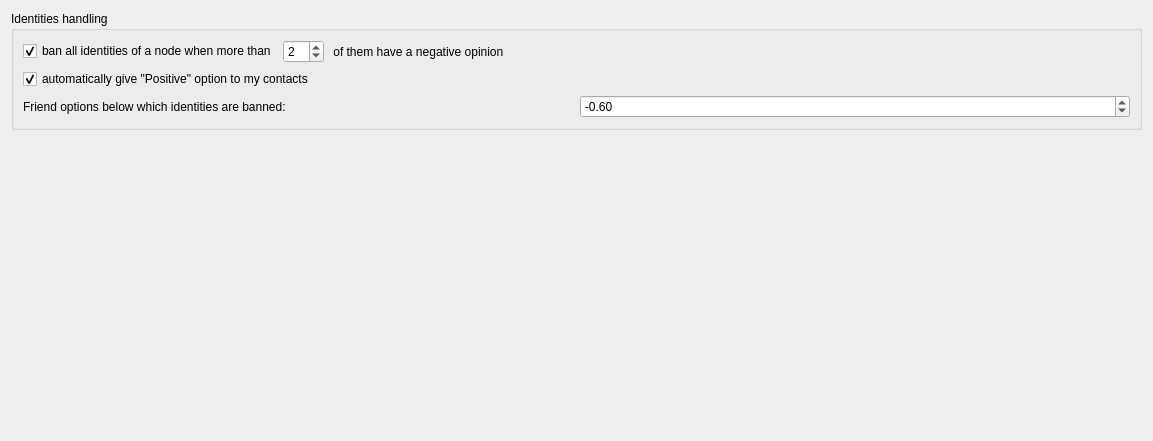
Qt form retroshare-gui/src/gui/settings/PeoplePage.ui (RetroShare/RetroShare) before a commit.
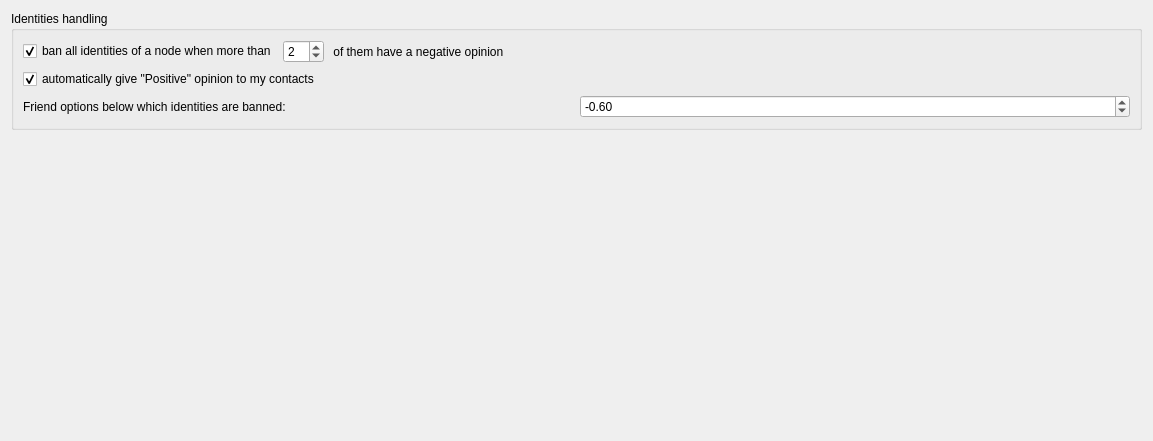
The same form after that commit.

Commit message: fixed a few bugs in the People tab

```diff
--- a/retroshare-gui/src/gui/settings/PeoplePage.ui
+++ b/retroshare-gui/src/gui/settings/PeoplePage.ui
@@ -67,7 +67,7 @@
          <string>&lt;html&gt;&lt;head/&gt;&lt;body&gt;&lt;p&gt;Anyone in your contact list will automatically have a positive opinion. This allows to automatically raise reputations of used nodes. &lt;/p&gt;&lt;/body&gt;&lt;/html&gt;</string>
         </property>
         <property name="text">
-         <string>automatically give &quot;Positive&quot; option to my contacts</string>
+         <string>automatically give &quot;Positive&quot; opinion to my contacts</string>
         </property>
         <property name="checked">
          <bool>true</bool>
```
Left out of the diff: 2 changed lines with no effect on the pictures. The commit also changes 3 other files.
